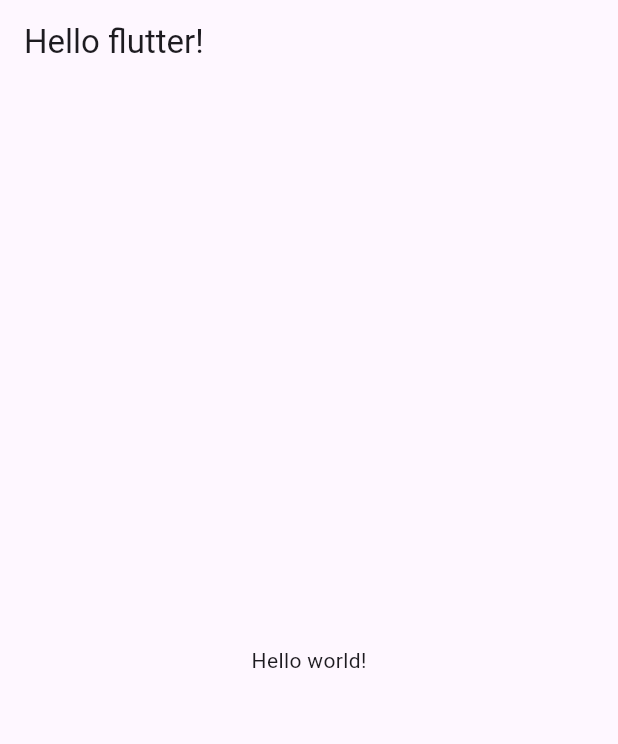
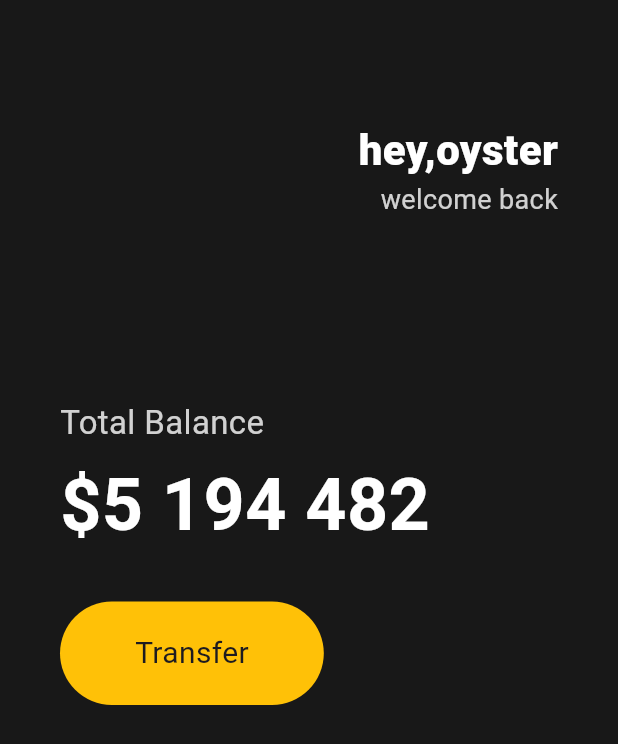
Before and after one commit to oysterjung/Flutter_Practice, a Flutter app: the screen it shows after launch, on a phone screen of 412 x 824 dp. Shown: the top 744 px of the screen. Run offline on Flutter 3.47's test engine with Material 3 defaults, Android fonts, the phone set to English and light mode, and no system bars.

Commit message:
SizedBox생성, Row사용
SizedBox생성, Row사용, Color사용 등등

```diff
--- a/lib/main.dart
+++ b/lib/main.dart
@@ -4,19 +4,93 @@ void main() {
   runApp(App());
 }
 
-//why?
 class App extends StatelessWidget {
   @override
   Widget build(BuildContext context) {
     return MaterialApp(
       home: Scaffold(
-        appBar: AppBar(
-          title: Text('Hello flutter!'),
-        ),
-        body: Center(
-          child: Text('Hello world!'),
-        ),
-      ),
+          backgroundColor: Color(0xFF181818),
+          body: Padding(
+            padding: EdgeInsets.symmetric(horizontal: 40),
+            child: Column(
+              crossAxisAlignment: CrossAxisAlignment.start,
+              children: [
+                SizedBox(
+                  height: 80,
+                ),
+                Row(
+                  mainAxisAlignment: MainAxisAlignment.end,
+                  children: [
+                    Column(
+                      crossAxisAlignment: CrossAxisAlignment.end,
+                      children: [
+                        Text(
+                          'hey,oyster',
+                          style: TextStyle(
+                              color: Colors.white,
+                              fontSize: 28,
+                              fontWeight: FontWeight.w800),
+                        ),
+                        Text(
+                          'welcome back',
+                          style: TextStyle(
+                            color: Colors.white.withOpacity(0.8),
+                            fontSize: 18,
+                          ),
+                        ),
+                      ],
+                    )
+                  ],
+                ),
+                SizedBox(
+                  height: 120,
+                ),
+                Text(
+                  'Total Balance',
+                  style: TextStyle(
+                    fontSize: 22,
+                    color: Colors.white.withOpacity(0.8),
+                  ),
+                ),
+                SizedBox(
+                  height: 5,
+                ),
+                Text(
+                  '\$5 194 482',
+                  style: TextStyle(
+                    fontSize: 48,
+                    fontWeight: FontWeight.w600,
+                    color: Colors.white,
+                  ),
+                ),
+                SizedBox(
+                  height: 30,
+                ),
+                Row(
+                  children: [
+                    Container(
+                      decoration: BoxDecoration(
+                        color: Colors.amber,
+                        borderRadius: BorderRadius.circular(45),
+                      ),
+                      child: Padding(
+                        padding: EdgeInsets.symmetric(
+                          vertical: 20,
+                          horizontal: 50,
+                        ),
+                        child: Text(
+                          'Transfer',
+                          style: TextStyle(
+                            fontSize: 20,
+                          ),
+                        ),
+                      ),
+                    )
+                  ],
+                )
+              ],
+            ),
+          )),
     );
   }
 }
```
